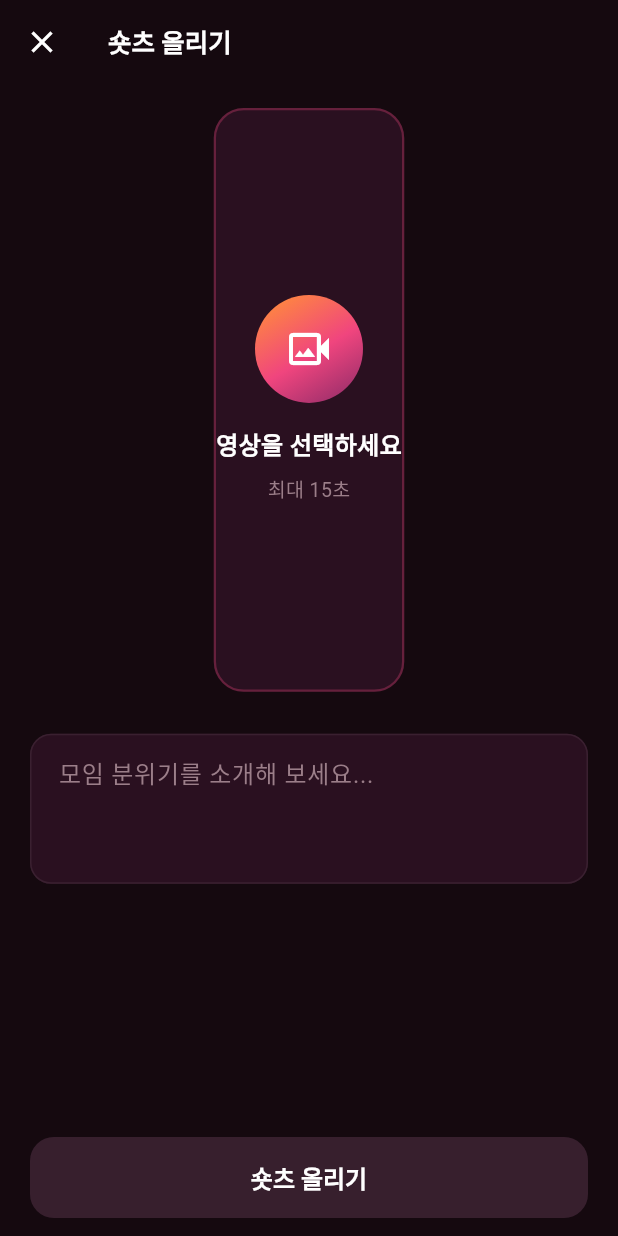
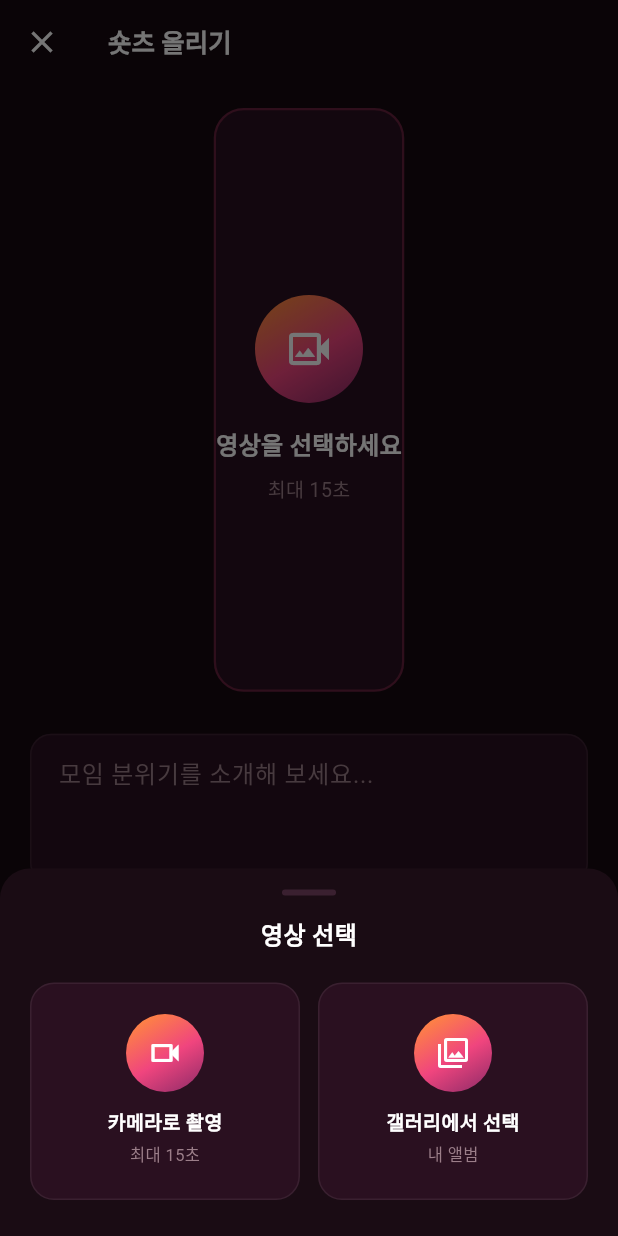
Before and after one commit to smee96/dolunch, a Flutter app: the UploadReelScreen screen opened directly, after a tap on "영상을 선택하세요", on a phone screen of 412 x 824 dp. Run offline on Flutter 3.47's test engine with Material 3 defaults, Android fonts, the phone set to English and light mode, and no system bars; our stand-ins replace dio, flutter_riverpod, flutter_secure_storage, go_router, image_picker, package_info_plus and 2 more; accounts and stored records are empty; network calls fail; Roboto replaces fonts that are missing (Pretendard).

Commit message:
feat: 카메라 직접 촬영 모드 추가
- 숏츠 업로드: 영상 선택 시 '카메라로 촬영' / '갤러리에서 선택' 바텀시트
- 프로필 편집: 아바타 탭 시 동일한 소스 선택 시트 (사진용)
- '다시 선택' 버튼도 소스 선택 시트로 연결
- iOS Info.plist: 카메라/갤러리/마이크 권한 설명 추가

Co-Authored-By: Claude Sonnet 4.6 <noreply@anthropic.com>

```diff
--- a/app/lib/features/upload/screens/upload_reel_screen.dart
+++ b/app/lib/features/upload/screens/upload_reel_screen.dart
@@ -32,9 +32,12 @@ class _UploadReelScreenState extends ConsumerState<UploadReelScreen> {
     super.dispose();
   }
 
-  Future<void> _pickVideo() async {
+  Future<void> _pickVideo({ImageSource source = ImageSource.gallery}) async {
     final picker = ImagePicker();
-    final xfile = await picker.pickVideo(source: ImageSource.gallery, maxDuration: const Duration(seconds: 15));
+    final xfile = await picker.pickVideo(
+      source: source,
+      maxDuration: const Duration(seconds: 15),
+    );
     if (xfile == null) return;
 
     final file = File(xfile.path);
@@ -144,7 +147,7 @@ class _UploadReelScreenState extends ConsumerState<UploadReelScreen> {
                       ]),
                     ),
                   )
-                : _VideoPreview(controller: _controller!, onRetake: _pickVideo),
+                : _VideoPreview(controller: _controller!, onRetake: _picking),
           ),
 
           // 캡션 + 모임 선택
@@ -225,7 +228,49 @@ class _UploadReelScreenState extends ConsumerState<UploadReelScreen> {
   }
 
   Future<void> _picking() async {
-    await _pickVideo();
+    final source = await _showSourcePicker(context);
+    if (source != null) await _pickVideo(source: source);
+  }
+
+  Future<ImageSource?> _showSourcePicker(BuildContext context) {
+    return showModalBottomSheet<ImageSource>(
+      context: context,
+      backgroundColor: const Color(0xFF1A0C14),
+      shape: const RoundedRectangleBorder(
+        borderRadius: BorderRadius.vertical(top: Radius.circular(20)),
+      ),
+      builder: (_) => SafeArea(
+        child: Column(mainAxisSize: MainAxisSize.min, children: [
+          Container(
+            width: 36, height: 4, margin: const EdgeInsets.symmetric(vertical: 14),
+            decoration: BoxDecoration(color: const Color(0xFF3A2030), borderRadius: BorderRadius.circular(2)),
+          ),
+          const Text('영상 선택', style: TextStyle(
+            fontSize: 16, fontWeight: FontWeight.w800, color: Colors.white,
+          )),
+          const SizedBox(height: 20),
+          Padding(
+            padding: const EdgeInsets.symmetric(horizontal: 20),
+            child: Row(children: [
+              Expanded(child: _SourceBtn(
+                icon: Icons.videocam_outlined,
+                label: '카메라로 촬영',
+                sub: '최대 15초',
+                onTap: () => Navigator.pop(context, ImageSource.camera),
+              )),
+              const SizedBox(width: 12),
+              Expanded(child: _SourceBtn(
+                icon: Icons.photo_library_outlined,
+                label: '갤러리에서 선택',
+                sub: '내 앨범',
+                onTap: () => Navigator.pop(context, ImageSource.gallery),
+              )),
+            ]),
+          ),
+          const SizedBox(height: 24),
+        ]),
+      ),
+    );
   }
 }
 
@@ -329,3 +374,35 @@ class _RoomChip extends StatelessWidget {
     ),
   );
 }
+
+class _SourceBtn extends StatelessWidget {
+  final IconData icon;
+  final String label;
+  final String sub;
+  final VoidCallback onTap;
+  const _SourceBtn({required this.icon, required this.label, required this.sub, required this.onTap});
+
+  @override
+  Widget build(BuildContext context) => GestureDetector(
+    onTap: onTap,
+    child: Container(
+      padding: const EdgeInsets.symmetric(vertical: 20),
+      decoration: BoxDecoration(
+        color: const Color(0xFF2A1020),
+        borderRadius: BorderRadius.circular(16),
+        border: Border.all(color: const Color(0xFF3A2030)),
+      ),
+      child: Column(mainAxisSize: MainAxisSize.min, children: [
+        Container(
+          width: 52, height: 52,
+          decoration: const BoxDecoration(shape: BoxShape.circle, gradient: AppColors.glamGradient),
+          child: Icon(icon, color: Colors.white, size: 24),
+        ),
+        const SizedBox(height: 10),
+        Text(label, style: const TextStyle(fontSize: 13, fontWeight: FontWeight.w800, color: Colors.white)),
+        const SizedBox(height: 4),
+        Text(sub, style: const TextStyle(fontSize: 11, color: AppColors.sub)),
+      ]),
+    ),
+  );
+}
```
Also changed, not shown: app/lib/features/profile/screens/edit_profile_screen.dart (+47 -1 lines), 1 other file.
